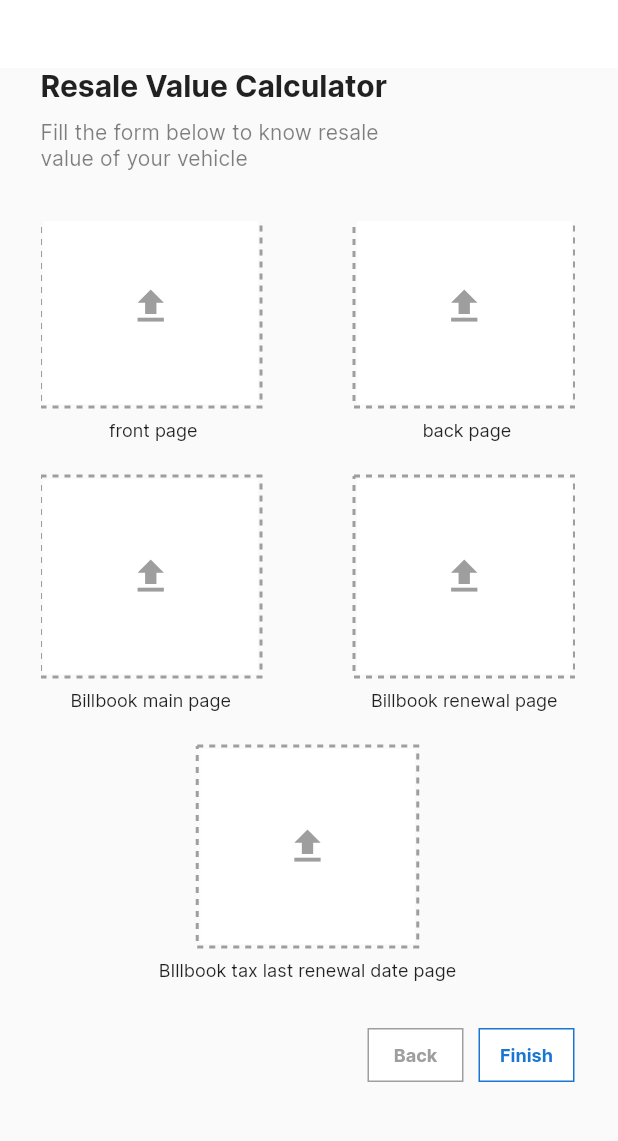
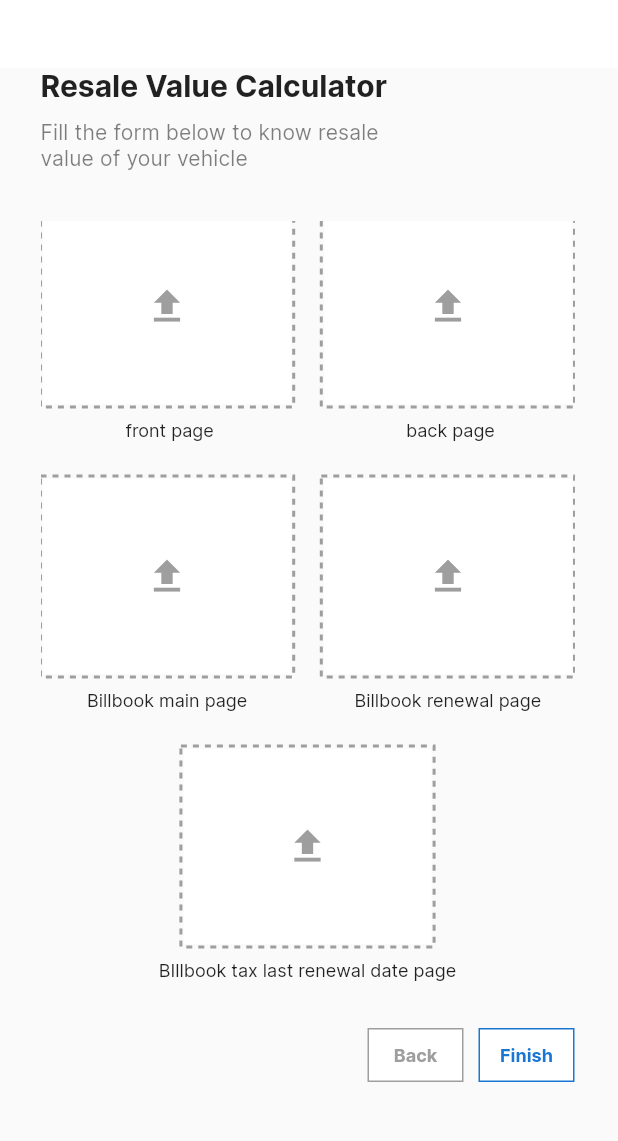
Before and after one commit to Shrisha-shrestha/aaviss_motors, a Flutter app: the LegalInfo screen opened directly with empty values, scrolled down 180 dp, after a tap on the "upload" icon, on a phone screen of 412 x 824 dp, the part 94-1235 px from its top. Run offline on Flutter 3.47's test engine with Material 2 defaults, Android fonts, the phone set to English and light mode, and no system bars; drawn by our look-alikes of dotted_border; our stand-ins replace flutter_svg, image_picker.

Commit message:
Fixed final bugs

```diff
--- a/lib/screens/legal_info.dart
+++ b/lib/screens/legal_info.dart
@@ -32,19 +32,21 @@ class _LegalInfoState extends State<LegalInfo> {
   File? image1, image2, image3, image4, image5;
   String errortxt = '';
   AutovalidateMode _autoValidate = AutovalidateMode.disabled;
-  final _picker = ImagePicker();
-  Future<File?> getImage() async {
-    final pickedFile =
-        await _picker.pickImage(source: ImageSource.gallery, imageQuality: 20);
-    if (pickedFile != null) {
-      return File(pickedFile.path);
-    } else {
-      if (kDebugMode) {
-        print('no image selected');
-      }
-      return null;
-    }
-  }
+  // final _picker = ImagePicker();
+  // Future<File?> getImage() async {
+  //   final pickedFile = await _picker.pickImage(
+  //     source: ImageSource.gallery,
+  //     imageQuality: 1,
+  //   );
+  //   if (pickedFile != null) {
+  //     return File(pickedFile.path);
+  //   } else {
+  //     if (kDebugMode) {
+  //       print('no image selected');
+  //     }
+  //     return null;
+  //   }
+  // }
 
   @override
   Widget build(BuildContext context) {
@@ -238,6 +240,8 @@ class _LegalInfoState extends State<LegalInfo> {
                             children: <Widget>[
                               CustomImageFormField(
                                   formkey: _formkey,
+                                  width:
+                                      MediaQuery.of(context).size.width * 0.4,
                                   fieldname:
                                       '${widget.store.nid_type ?? 'Card'} front page',
                                   onSaved: ((newValue) {
@@ -247,6 +251,8 @@ class _LegalInfoState extends State<LegalInfo> {
                                   })),
                               CustomImageFormField(
                                   formkey: _formkey,
+                                  width:
+                                      MediaQuery.of(context).size.width * 0.4,
                                   fieldname:
                                       '${widget.store.nid_type ?? 'Card'} back page',
                                   onSaved: ((newValue) {
@@ -263,6 +269,8 @@ class _LegalInfoState extends State<LegalInfo> {
                             mainAxisAlignment: MainAxisAlignment.spaceBetween,
                             children: <Widget>[
                               CustomImageFormField(
+                                  width:
+                                      MediaQuery.of(context).size.width * 0.4,
                                   formkey: _formkey,
                                   fieldname: 'Billbook main page',
                                   onSaved: ((newValue) {
@@ -272,6 +280,8 @@ class _LegalInfoState extends State<LegalInfo> {
                                   })),
                               CustomImageFormField(
                                   formkey: _formkey,
+                                  width:
+                                      MediaQuery.of(context).size.width * 0.4,
                                   fieldname: 'Billbook renewal page',
                                   onSaved: ((newValue) {
                                     setState(() {
@@ -286,6 +296,7 @@ class _LegalInfoState extends State<LegalInfo> {
                           Align(
                             alignment: Alignment.center,
                             child: CustomImageFormField(
+                                width: MediaQuery.of(context).size.width * 0.4,
                                 formkey: _formkey,
                                 fieldname:
                                     'BIllbook tax last renewal date page',
--- a/lib/screens/personnel_info.dart
+++ b/lib/screens/personnel_info.dart
@@ -161,6 +161,8 @@ class _MyHomePageState extends State<MyHomePage> {
                           ),
                           TextFormField(
                             keyboardType: TextInputType.number,
+                            maxLength: 10,
+                            //maxLengthEnforcement: true,
                             onSaved: (String? value) {
                               store.phone_no = value;
                             },
--- a/lib/widgets/imageformfield.dart
+++ b/lib/widgets/imageformfield.dart
@@ -10,6 +10,7 @@ class CustomImageFormField extends FormField<File> {
   CustomImageFormField(
       {Key? key,
       required String? fieldname,
+      double? width,
       required GlobalKey<FormState> formkey,
       FormFieldSetter<File?>? onSaved,
       File? initialValue,
@@ -28,7 +29,7 @@ class CustomImageFormField extends FormField<File> {
                 strokeWidth: 2,
                 child: Container(
                     height: 130,
-                    width: 143,
+                    width: width!,
                     decoration: state.value != null
                         ? BoxDecoration(
                             image: DecorationImage(
@@ -41,8 +42,8 @@ class CustomImageFormField extends FormField<File> {
                       onPressed: () async {
                         final _picker = ImagePicker();
                         var image = await _picker.pickImage(
-                            source: ImageSource.gallery);
-                        dynamic selectedImage = File(image!.path);
+                            source: ImageSource.gallery, imageQuality: 20);
+                        dynamic selectedImage = File(image!.path).absolute;
                         state.didChange(selectedImage);
                         //formkey.currentState!.validate();
                       },
```
Also changed, not shown: lib/screens/confirmation.dart (+4 -3 lines), lib/screens/search_detail.dart (+13 -10 lines).
